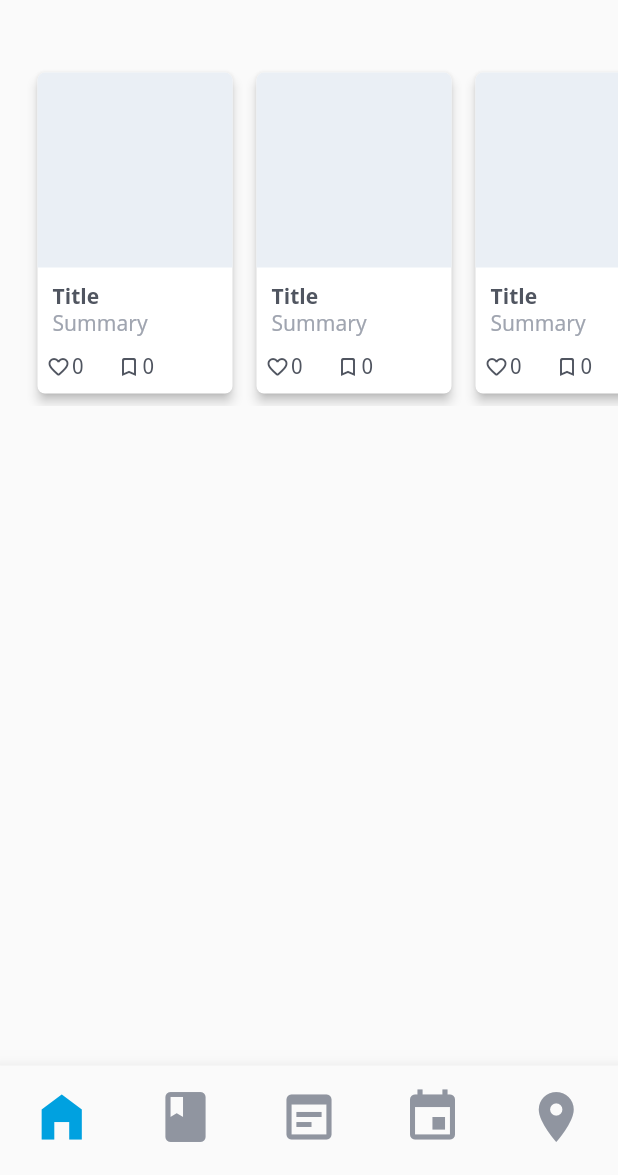
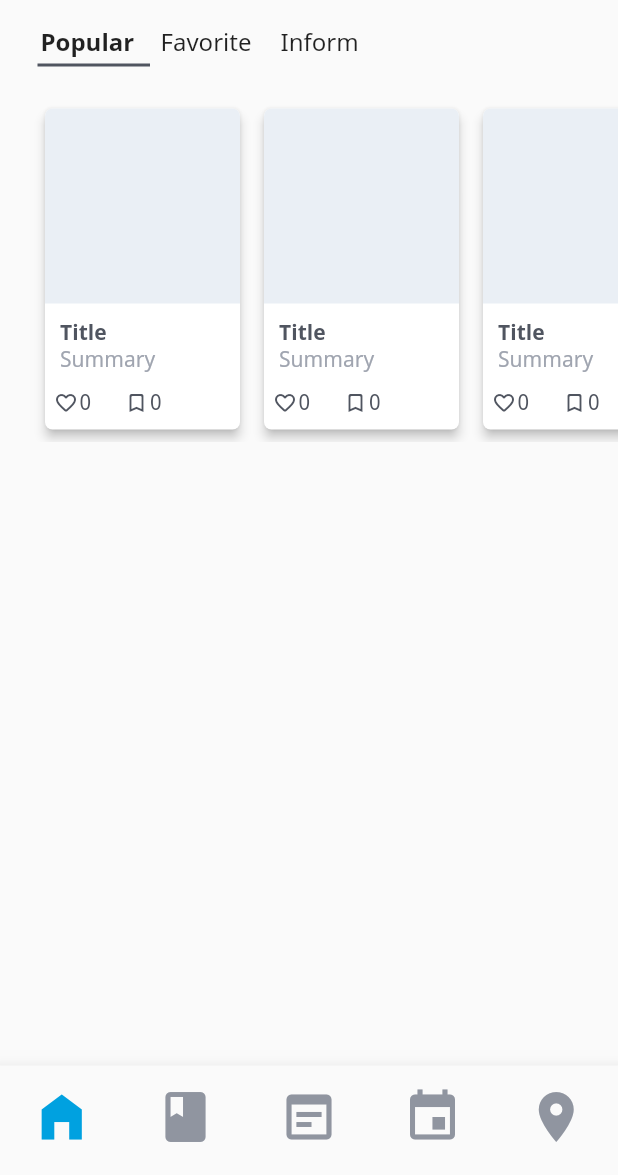
Before and after one commit to padong4284/padong-app, a Flutter app: the MainView screen opened by its route, on a phone screen of 412 x 824 dp, the part 61-1236 px from its top. Run offline on Flutter 3.47's test engine with Material 2 defaults, Android fonts, the phone set to English and light mode, and no system bars.

Commit message:
feat: Tab View Container (#63)
* refactor: parameter refactoring

* feat: text tab bar with animation

* refactor: SafePadding area horizontal, Status Bar text color

* feat: tab container with size parameter

```diff
--- a/lib/ui/views/main/main_view.dart
+++ b/lib/ui/views/main/main_view.dart
@@ -2,8 +2,13 @@ import 'package:flutter/material.dart';
 import 'package:padong/ui/theme/app_theme.dart';
 import 'package:padong/ui/widgets/post_card.dart';
 import 'package:padong/ui/widgets/horizontal_scroller.dart';
+
 import 'package:padong/ui/widgets/bottom_navigation_bar.dart';
 import 'package:padong/ui/widgets/safe_padding_template.dart';
+
+import 'package:padong/ui/widgets/summary_card.dart';
+import 'package:padong/ui/widgets/swipe_deck.dart';
+import 'package:padong/ui/widgets/tab_container.dart';
 
 class MainView extends StatefulWidget {
   final bool isPMain;
@@ -22,13 +27,31 @@ class _MainViewState extends State<MainView> {
         body: SafePaddingTemplate(
             child: Column(
           children: [
+            TabContainer(tabWidth: 80.0, tabs: [
+              'Popular',
+              'Favorite',
+              'Inform',
+            ], children: [
               HorizontalScroller(
                   padding: 3.0,
-                        parentLeftPadding: 20.0,
-                        parentRightPadding: 20.0,
+                  parentLeftPadding: 25.0,
+                  parentRightPadding: 25.0,
                   children: Iterable<int>.generate(10)
                       .map((idx) => PostCard(idx.toString()))
-                            .toList())
+                      .toList()),
+              SwipeDeck(children: [
+                SummaryCard('1', title: 'Title1'),
+                SummaryCard('2', title: 'Title2'),
+                SummaryCard('3', title: 'Title3')
+              ]),
+              HorizontalScroller(
+                  padding: 3.0,
+                  parentLeftPadding: 25.0,
+                  parentRightPadding: 25.0,
+                  children: Iterable<int>.generate(10)
+                      .map((idx) => PostCard(idx.toString()))
+                      .toList()),
+            ]),
           ],
         )),
         bottomNavigationBar: PadongBottomNavigationBar());
@@ -36,6 +59,8 @@ class _MainViewState extends State<MainView> {
 
   AppBar _buildTopBar() {
     return AppBar(
+      brightness: Brightness.light,
+      // when dark mode, using dark
       backgroundColor: Colors.transparent,
       elevation: 0,
       leading: Visibility(
--- a/lib/ui/widgets/safe_padding_template.dart
+++ b/lib/ui/widgets/safe_padding_template.dart
@@ -9,7 +9,7 @@ class SafePaddingTemplate extends StatelessWidget {
   Widget build(BuildContext context) {
     return SafeArea(
         child: Container(
-      padding: EdgeInsets.symmetric(vertical: 25.0),
+      padding: EdgeInsets.symmetric(horizontal: 25.0),
       child: this.child,
     ));
   }
--- a/lib/ui/widgets/swipe_deck.dart
+++ b/lib/ui/widgets/swipe_deck.dart
@@ -6,9 +6,9 @@ class SwipeDeck extends StatefulWidget {
   final List<SummaryCard> cards;
   final int numCards;
 
-  SwipeDeck({@required List<SummaryCard> cards})
-      : this.cards = cards.reversed.toList(),
-        numCards = cards.length;
+  SwipeDeck({@required List<SummaryCard> children})
+      : this.cards = children.reversed.toList(),
+        numCards = children.length;
 
   @override
   _SwipeDeckState createState() => _SwipeDeckState();
--- a/lib/ui/widgets/switch_button.dart
+++ b/lib/ui/widgets/switch_button.dart
@@ -11,9 +11,10 @@ class SwitchButton extends StatelessWidget {
 
   SwitchButton(
       {@required this.options,
-      this.buttonType,
+      buttonType,
       this.callback,
-      this.cancelAble = false});
+      this.cancelAble = false}):
+    this.buttonType = buttonType ?? SwitchButtonType.BORDER;
 
   @override
   Widget build(BuildContext context) {
@@ -108,7 +109,6 @@ class _SwitchButtonBaseState extends State<SwitchButtonBase> {
                           child: Container(
                               width: widget.options.length == 2 ? 55.0 : 65.0,
                               height: 38,
-                              child: Container(
                               alignment: Alignment.center,
                               child: Text(
                                 widget.options[idx],
@@ -118,7 +118,7 @@ class _SwitchButtonBaseState extends State<SwitchButtonBase> {
                                       : AppTheme.colors.primary,
                                   fontSize: AppTheme.fontSizes.small,
                                 ),
-                                  )))))
+                              ))))
                       .toList()))
         ]));
   }
--- /dev/null
+++ b/lib/ui/widgets/tab_container.dart
@@ -0,0 +1,63 @@
+import 'package:flutter/material.dart';
+import 'package:padong/ui/theme/app_theme.dart';
+
+class TabContainer extends StatefulWidget {
+  final List<String> tabs;
+  final List<Widget> children;
+  final double tabWidth;
+
+  TabContainer({@required tabs, @required children, tabWidth})
+      : assert(tabs.length == children.length),
+        this.tabs = tabs,
+        this.children = children,
+        this.tabWidth = tabWidth ?? 70.0;
+
+  @override
+  _TabContainerState createState() => _TabContainerState();
+}
+
+class _TabContainerState extends State<TabContainer> {
+  int curIdx = 0;
+
+  @override
+  Widget build(BuildContext context) {
+    return Container(
+        padding: const EdgeInsets.all(0),
+        child: Column(crossAxisAlignment: CrossAxisAlignment.start, children: [
+          Row(
+              mainAxisAlignment: MainAxisAlignment.start,
+              children: Iterable<int>.generate(widget.tabs.length)
+                  .toList()
+                  .map((idx) => InkWell(
+                      onTap: () {
+                        setState(() {
+                          this.curIdx = idx;
+                        });
+                      },
+                      child: Container(
+                          height: 25,
+                          width: widget.tabWidth,
+                          alignment: Alignment.centerLeft,
+                          padding: const EdgeInsets.only(left: 2),
+                          child: Text(
+                            widget.tabs[idx],
+                            style: TextStyle(
+                              fontWeight: this.curIdx == idx
+                                  ? FontWeight.bold
+                                  : FontWeight.normal,
+                              fontSize: AppTheme.fontSizes.mlarge,
+                            ),
+                          ))))
+                  .toList()),
+          Container(
+              child: AnimatedPadding(
+            padding: EdgeInsets.only(top: 2, left: this.curIdx * widget.tabWidth, bottom:20),
+            duration: Duration(milliseconds: 200),
+            child:
+                Container(width: widget.tabWidth -5, height: 2, color: AppTheme.colors.support),
+          )),
+          widget.children[this.curIdx],
+          // Positioned(top: 25, child: widget.children[this.curIdx])
+        ]));
+  }
+}
```
Lines whose indentation alone changed are shown as unchanged.
